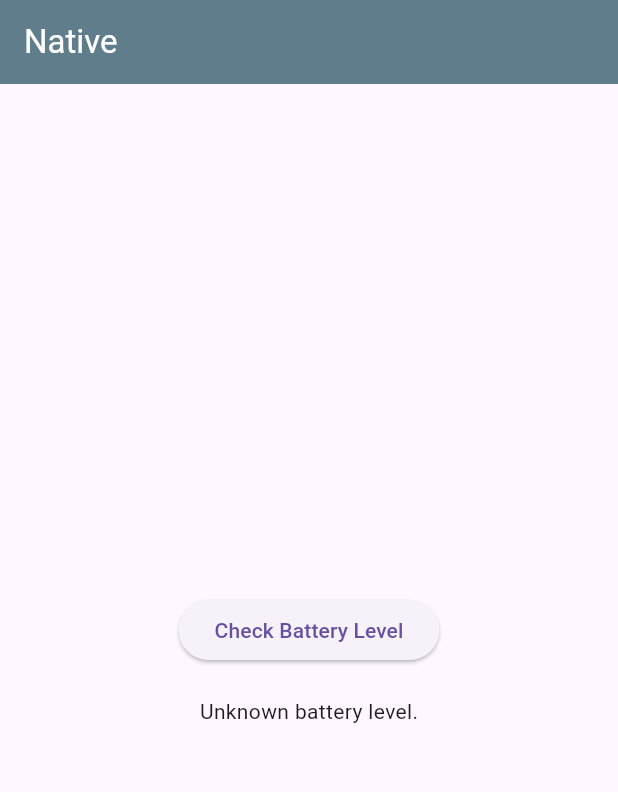
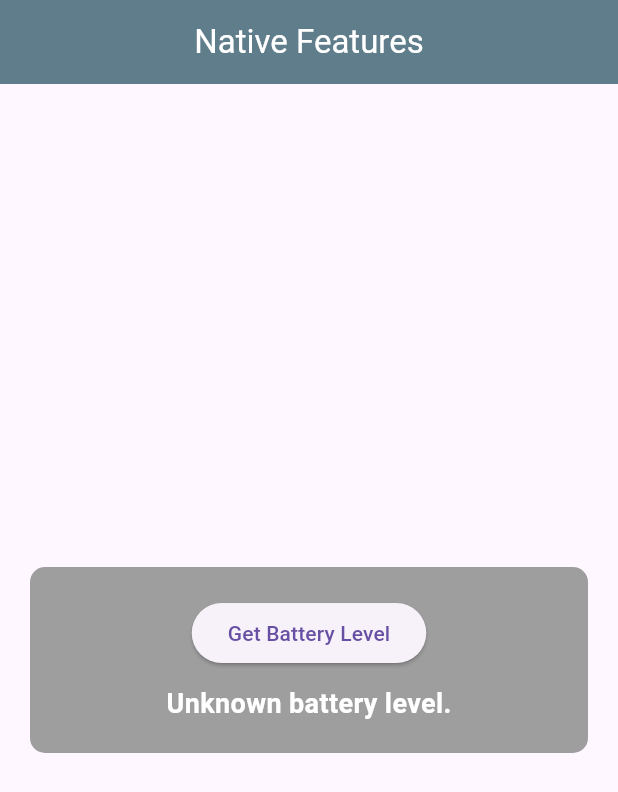
Before and after one commit to var-rishabh/random_flutter, a Flutter app: the screen it shows after launch, on a phone screen of 412 x 824 dp. Shown: the top 792 px of the screen. Run offline on Flutter 3.47's test engine with Material 3 defaults, Android fonts, the phone set to English and light mode, and no system bars.

Commit message:
Battery status done

```diff
--- /dev/null
+++ b/lib/battery.dart
@@ -0,0 +1,67 @@
+import 'dart:async';
+
+import 'package:flutter/material.dart';
+import 'package:flutter/services.dart';
+
+class NativeBattery extends StatefulWidget {
+  const NativeBattery({super.key});
+
+  @override
+  State<NativeBattery> createState() => _NativeBatteryState();
+}
+
+class _NativeBatteryState extends State<NativeBattery> {
+  static const platform = MethodChannel('batteryChannel');
+
+  String _batteryLevel = 'Unknown battery level.';
+
+  Future<void> _getBatteryLevel() async {
+    String batteryLevel;
+    try {
+      final int result = await platform.invokeMethod('getBatteryLevel');
+      batteryLevel = 'Battery level - $result%';
+    } on PlatformException catch (e) {
+      batteryLevel = "Failed to get battery level: '${e.message}'.";
+    }
+    setState(() {
+      _batteryLevel = batteryLevel;
+    });
+  }
+
+  @override
+  void initState() {
+    super.initState();
+    _getBatteryLevel();
+  }
+
+  @override
+  Widget build(BuildContext context) {
+    return Container(
+      decoration: const BoxDecoration(
+        color: Colors.grey,
+        borderRadius: BorderRadius.all(Radius.circular(10)),
+      ),
+      width: double.infinity,
+      padding: const EdgeInsets.all(20),
+      margin: const EdgeInsets.all(20),
+      child: Column(
+        mainAxisAlignment: MainAxisAlignment.center,
+        children: [
+          ElevatedButton(
+            onPressed: _getBatteryLevel,
+            child: const Text('Get Battery Level'),
+          ),
+          const SizedBox(height: 10),
+          Text(
+            _batteryLevel,
+            style: const TextStyle(
+              color: Colors.white,
+              fontSize: 18,
+              fontWeight: FontWeight.bold,
+            ),
+          ),
+        ],
+      ),
+    );
+  }
+}
--- a/lib/main.dart
+++ b/lib/main.dart
@@ -1,7 +1,5 @@
-import 'dart:async';
-
 import 'package:flutter/material.dart';
-import 'package:flutter/services.dart';
+import 'package:random_flutter/battery.dart';
 
 void main() {
   runApp(const MyApp());
@@ -20,54 +18,25 @@
   }
 }
 
-class MyHomePage extends StatefulWidget {
+class MyHomePage extends StatelessWidget {
   const MyHomePage({super.key});
-
-  @override
-  State<MyHomePage> createState() => _MyHomePageState();
-}
-
-class _MyHomePageState extends State<MyHomePage> {
-  static const platform = MethodChannel('batteryChannel');
-
-  String _batteryLevel = 'Unknown battery level.';
-
-  Future<void> _getBatteryLevel() async {
-    String batteryLevel;
-    try {
-      final int result = await platform.invokeMethod('getBatteryLevel');
-      batteryLevel = 'Battery level at $result % .';
-    } on PlatformException catch (e) {
-      batteryLevel = "Failed to get battery level: '${e.message}'.";
-    }
-    setState(() {
-      _batteryLevel = batteryLevel;
-    });
-  }
-
-  @override
-  void initState() {
-    super.initState();
-    _getBatteryLevel();
-  }
 
   @override
   Widget build(BuildContext context) {
     return Scaffold(
       appBar: AppBar(
         backgroundColor: Colors.blueGrey,
-        title: const Text("Native", style: TextStyle(color: Colors.white)),
+        centerTitle: true,
+        title: const Text(
+          "Native Features",
+          style: TextStyle(color: Colors.white),
+        ),
       ),
-      body: Center(
+      body: const Center(
         child: Column(
           mainAxisAlignment: MainAxisAlignment.center,
           children: [
-            ElevatedButton(
-              onPressed: _getBatteryLevel,
-              child: const Text('Check Battery Level'),
-            ),
-            const SizedBox(height: 20),
-            Text(_batteryLevel),
+            NativeBattery(),
           ],
         ),
       ),
```
